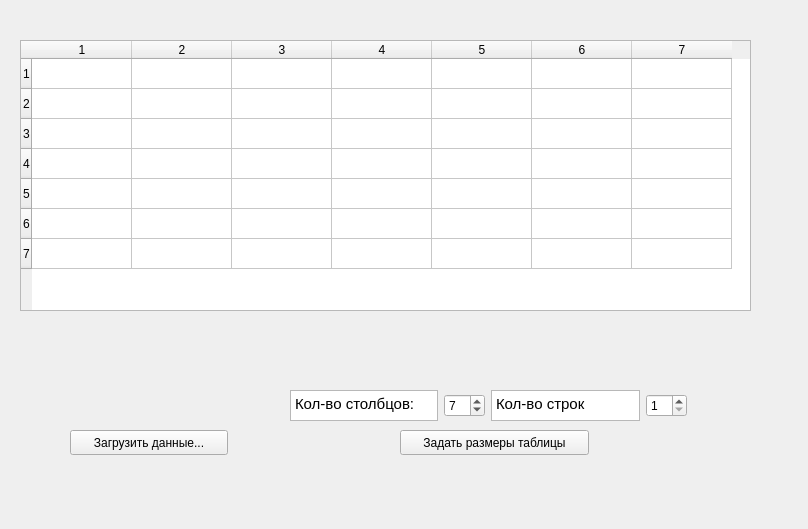
First picture: the form in app.ui, repository lizatish/GameTheory, before the edit.
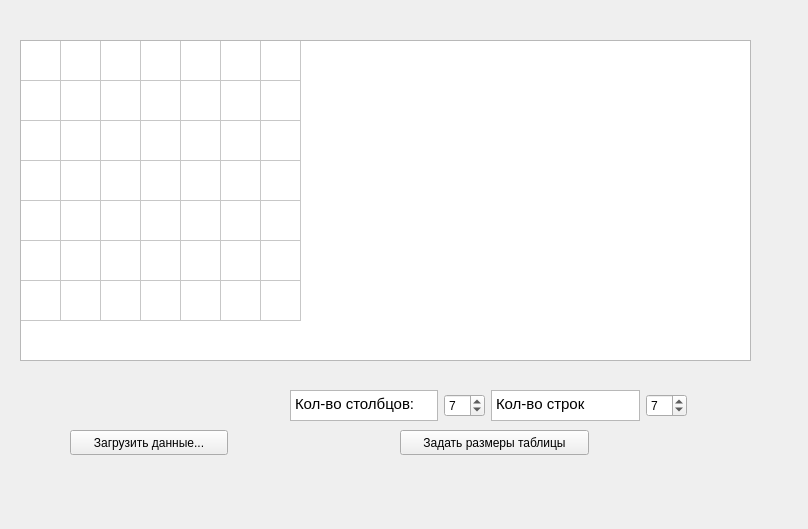
Second picture: the form after the edit.

What changed in the file:
```diff
--- a/app.ui
+++ b/app.ui
@@ -37,6 +37,9 @@
       <property name="minimum">
        <number>1</number>
       </property>
+      <property name="value">
+       <number>7</number>
+      </property>
      </widget>
     </item>
     <item row="0" column="2">
@@ -105,7 +108,7 @@
      <x>20</x>
      <y>40</y>
      <width>731</width>
-     <height>271</height>
+     <height>321</height>
     </rect>
    </property>
    <property name="rowCount">
@@ -114,6 +117,30 @@
    <property name="columnCount">
     <number>7</number>
    </property>
+   <attribute name="horizontalHeaderVisible">
+    <bool>false</bool>
+   </attribute>
+   <attribute name="horizontalHeaderMinimumSectionSize">
+    <number>40</number>
+   </attribute>
+   <attribute name="horizontalHeaderDefaultSectionSize">
+    <number>40</number>
+   </attribute>
+   <attribute name="horizontalHeaderHighlightSections">
+    <bool>false</bool>
+   </attribute>
+   <attribute name="verticalHeaderVisible">
+    <bool>false</bool>
+   </attribute>
+   <attribute name="verticalHeaderMinimumSectionSize">
+    <number>40</number>
+   </attribute>
+   <attribute name="verticalHeaderDefaultSectionSize">
+    <number>40</number>
+   </attribute>
+   <attribute name="verticalHeaderHighlightSections">
+    <bool>false</bool>
+   </attribute>
    <row/>
    <row/>
    <row/>
```
